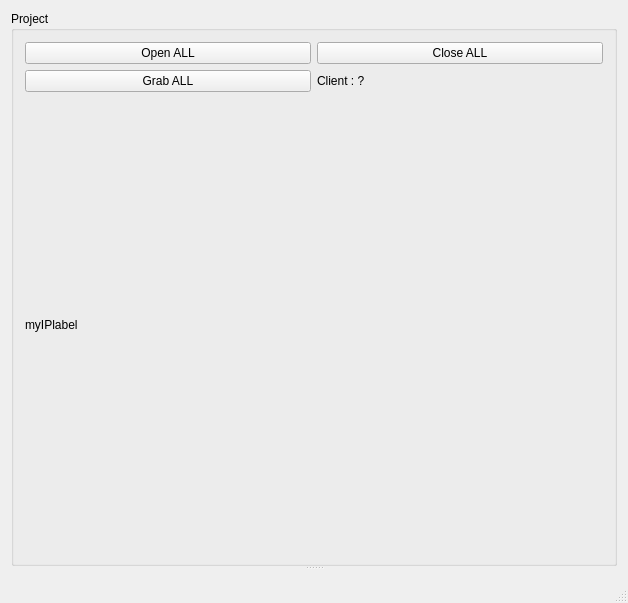
This is mainwindow.ui in SilvioGiancola/Kinect2TCPIP as Qt 5 draws it before an edit. The edited form follows.
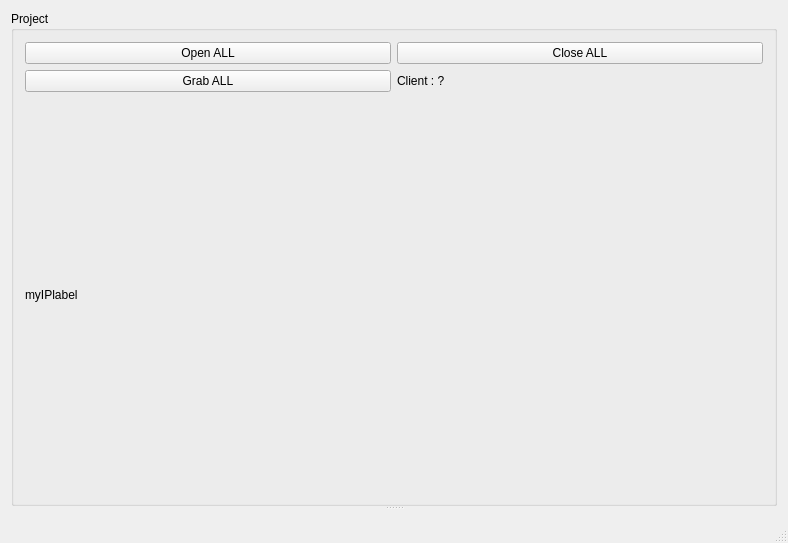
This is the edited form.

```diff
--- a/mainwindow.ui
+++ b/mainwindow.ui
@@ -6,8 +6,8 @@
    <rect>
     <x>0</x>
     <y>0</y>
-    <width>628</width>
-    <height>603</height>
+    <width>788</width>
+    <height>543</height>
    </rect>
   </property>
   <property name="windowTitle">
```
Left out of the diff: 2 changed lines with no effect on the pictures.
